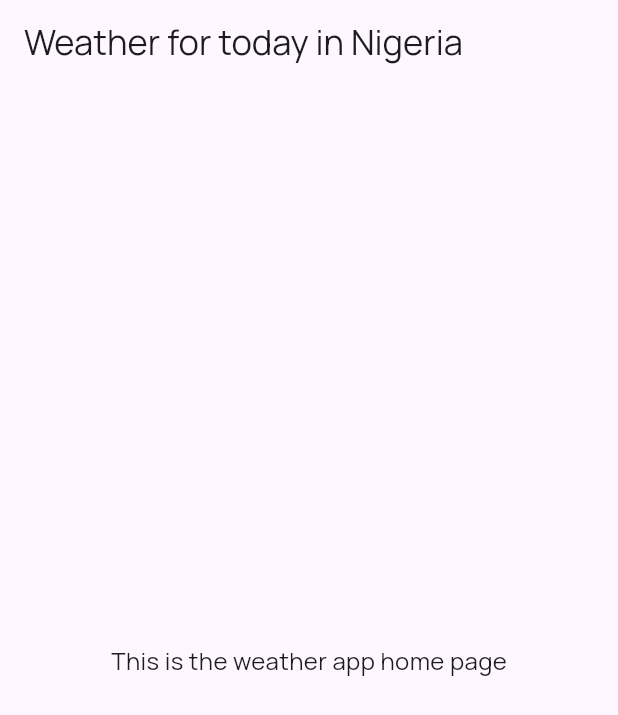
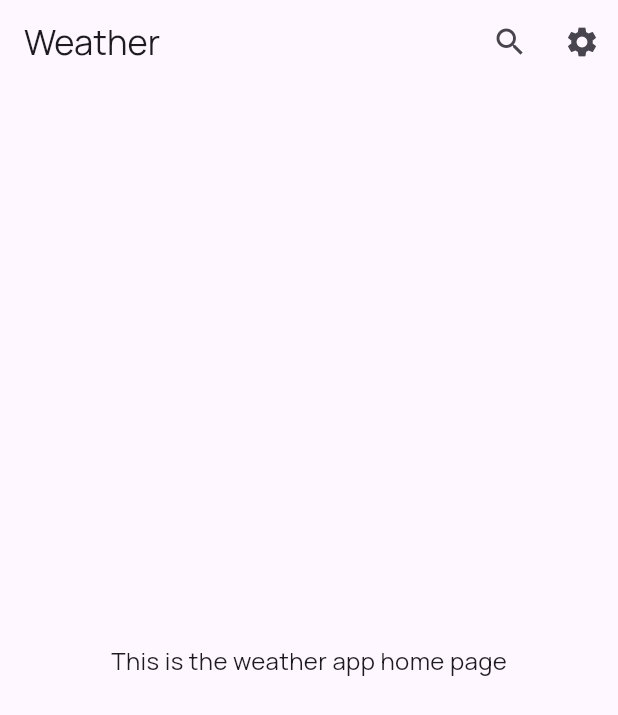
Before and after one commit to Meealley/weather_cubit, a Flutter app: the screen it shows after launch, on a phone screen of 412 x 824 dp. Shown: the top 715 px of the screen. Run offline on Flutter 3.47's test engine with Material 3 defaults, Android fonts, the phone set to English and light mode, and no system bars; our stand-ins replace go_router, google_fonts.

```diff
--- a/lib/app_routes.dart
+++ b/lib/app_routes.dart
@@ -1,5 +1,7 @@
 import 'package:go_router/go_router.dart';
 import 'package:weather_app/views/home/home_screen.dart';
+import 'package:weather_app/views/search_page/search_screen.dart';
+import 'package:weather_app/views/settings/settings_screen.dart';
 
 final GoRouter goRoutes = GoRouter(
   initialLocation: '/home',
@@ -10,6 +12,20 @@ final GoRouter goRoutes = GoRouter(
       builder: (context, state) {
         return const WeatherScreeen();
       },
-    )
+    ),
+    GoRoute(
+      path: "/search",
+      name: "/search",
+      builder: (context, state) {
+        return const SearchScreen();
+      },
+    ),
+    GoRoute(
+      path: "/settings",
+      name: "/settings",
+      builder: (context, state) {
+        return const SettingsScreen();
+      },
+    ),
   ],
 );
--- a/lib/views/home/home_screen.dart
+++ b/lib/views/home/home_screen.dart
@@ -1,4 +1,5 @@
 import 'package:flutter/material.dart';
+import 'package:go_router/go_router.dart';
 import 'package:weather_app/utils/app_textstyle.dart';
 
 class WeatherScreeen extends StatefulWidget {
@@ -14,9 +15,25 @@ class _WeatherScreeenState extends State<WeatherScreeen> {
     return Scaffold(
       appBar: AppBar(
         title: Text(
-          "Weather for today in Nigeria",
+          "Weather",
           style: AppTextStyles.heading,
         ),
+        actions: [
+          IconButton(
+            icon: const Icon(Icons.search),
+            onPressed: () {
+              context.push('/search');
+              print("search appbar pressed");
+            },
+          ),
+          IconButton(
+            icon: const Icon(Icons.settings),
+            onPressed: () {
+              context.push('/settings');
+              print("search appbar pressed");
+            },
+          ),
+        ],
       ),
       body: Center(
         child: Text(
```
Also changed, not shown: lib/views/search_page/search_screen.dart (added, +33 -0 lines), lib/views/settings/settings_screen.dart (added, +36 -0 lines), lib/models/direct_geocoding.dart (added).
